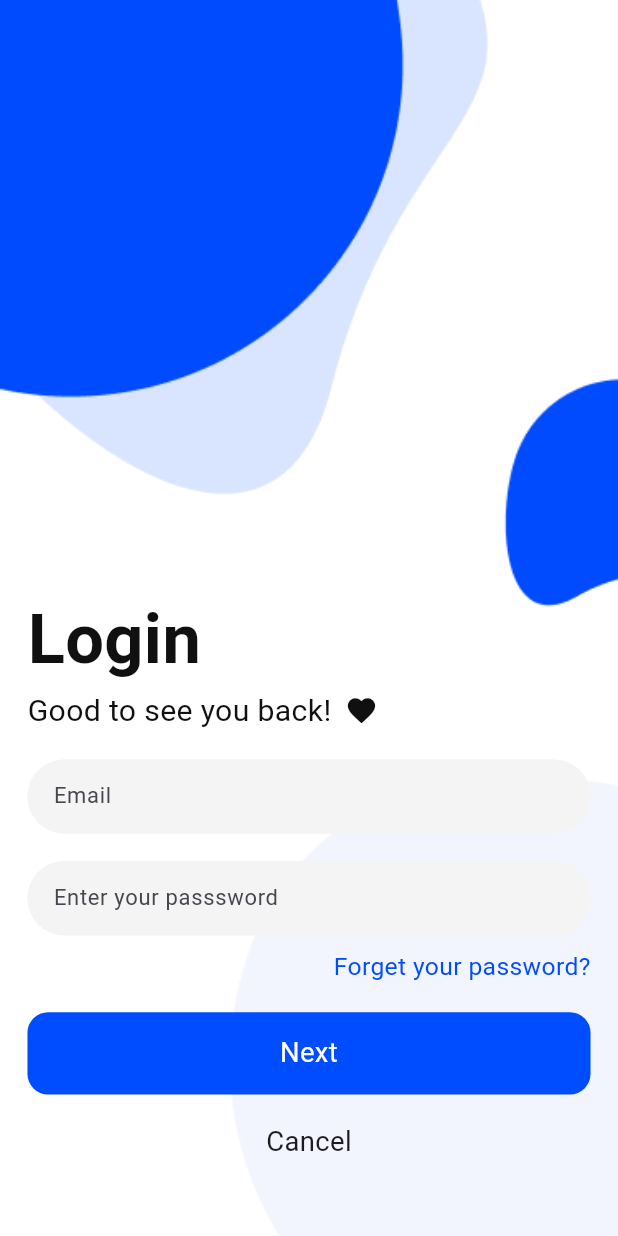
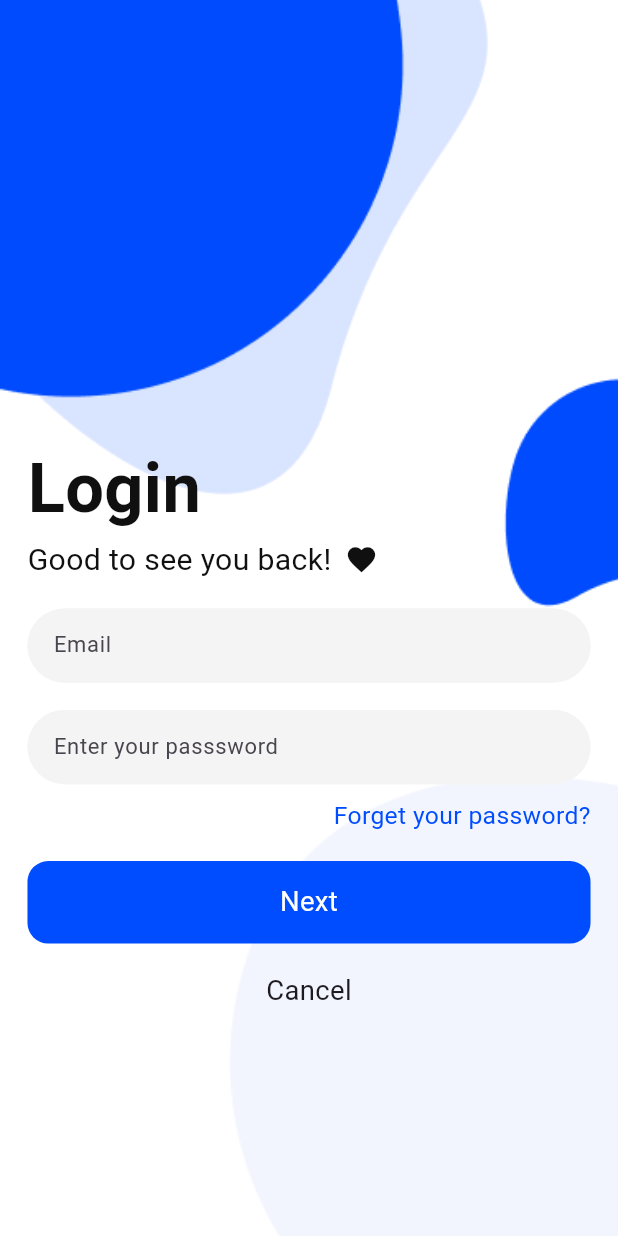
Before and after one commit to SyedHuzaifaAli12/e-commerc_app, a Flutter app: the screen it shows after launch, after a tap on the "arrow forward" icon, on a phone screen of 412 x 824 dp. Run offline on Flutter 3.47's test engine with Material 2 defaults, Android fonts, the light colour scheme and no system bars; our stand-ins replace animate_do, carousel_slider, cloud_firestore, dotted_decoration, firebase_auth, firebase_core and 10 more; missing offline and left inert: ticket_widget; accounts and stored records are empty; network calls fail.

Commit message:
Fixed modified files issue

```diff
--- a/lib/Provider/auth_providers/auth_provider.dart
+++ b/lib/Provider/auth_providers/auth_provider.dart
@@ -35,7 +35,7 @@ class AuthProvider with ChangeNotifier {
           .doc(cred.user!.uid)
           .set(auth.tojson());
       CircularProgressIndicator();
-      ErrorMessage(context, "successfull", themegreencolor);
+      ErrorMessage(context, "successfull", themebuttoncolor);
       Go.named(context, RouteName.navabrScreen);
     } on FirebaseAuthException catch (e) {
       ErrorMessage(context, e.message.toString(), themeredcolor);
--- a/lib/view/auth/log_in.dart
+++ b/lib/view/auth/log_in.dart
@@ -47,7 +47,7 @@ class _LoginScreenState extends State<LoginScreen> {
           child: SingleChildScrollView(
             child: Padding(
               padding: const EdgeInsets.only(
-                  top: 430, left: 20, right: 20, bottom: 20),
+                  top: 320, left: 20, right: 20, bottom: 20),
               child: BounceInDown(
                 duration: const Duration(seconds: 1),
                 child: Column(
@@ -81,7 +81,8 @@ class _LoginScreenState extends State<LoginScreen> {
                     const SizedBox(
                       height: 20,
                     ),
-                    TextField(controller: email,
+                    TextField(
+                      controller: email,
                       decoration: InputDecoration(
                         contentPadding: const EdgeInsets.all(15),
                         hintText: "Email",
@@ -100,7 +101,8 @@ class _LoginScreenState extends State<LoginScreen> {
                     const SizedBox(
                       height: 20,
                     ),
-                    TextField(controller: password,
+                    TextField(
+                      controller: password,
                       decoration: InputDecoration(
                         contentPadding: const EdgeInsets.all(15),
                         hintText: "Enter your passsword",
@@ -156,7 +158,7 @@ class _LoginScreenState extends State<LoginScreen> {
                       children: [
                         GestureDetector(
                             onTap: () {
-                              Go.pop(context);
+                              Navigator.pop(context);
                             },
                             child: const Text(
                               "Cancel",
--- a/lib/view/auth/sign_up.dart
+++ b/lib/view/auth/sign_up.dart
@@ -3,6 +3,7 @@ import 'package:animate_do/animate_do.dart';
 import 'package:dotted_decoration/dotted_decoration.dart';
 import 'package:e_commerce/Provider/auth_providers/auth_provider.dart';
 import 'package:e_commerce/Provider/change_state.dart';
+import 'package:e_commerce/router_structure/navigator.dart';
 import 'package:e_commerce/widget/container_button.dart';
 import 'package:flutter/material.dart';
 import 'package:image_picker/image_picker.dart';
@@ -247,7 +248,9 @@ class _SignUpScreenState extends State<SignUpScreen> {
                       mainAxisAlignment: MainAxisAlignment.center,
                       children: [
                         GestureDetector(
-                            onTap: () {},
+                            onTap: () {
+                              Go.pop(context);
+                            },
                             child: const Text(
                               "Cancel",
                               style: TextStyle(fontSize: 20),
--- a/lib/view/navbar_screen/navbar_screen.dart
+++ b/lib/view/navbar_screen/navbar_screen.dart
@@ -55,6 +55,7 @@ class _NavbarScreenState extends State<NavbarScreen> {
         children: [
           PageView(
             controller: _pageController,
+            physics: NeverScrollableScrollPhysics(),
             onPageChanged: onPageChanged,
             children: const [
               HomeScreen(),
--- a/lib/view/wellcome_screen/wellcome_screen.dart
+++ b/lib/view/wellcome_screen/wellcome_screen.dart
@@ -71,7 +71,7 @@ class _WellcomeScreenState extends State<WellcomeScreen> {
                 children: [
                   GestureDetector(
                     onTap: () {
-                      Go.namedReplace(context, RouteName.signUpScreen);
+                      Go.named(context, RouteName.signUpScreen);
                     },
                     child: Container(
                       height: 60,
@@ -110,7 +110,7 @@ class _WellcomeScreenState extends State<WellcomeScreen> {
                       ),
                       GestureDetector(
                         onTap: () {
-                          Go.namedReplace(context, RouteName.logInScreen);
+                          Go.named(context, RouteName.logInScreen);
                         },
                         child: const CircleAvatar(
                           radius: 20,
```
